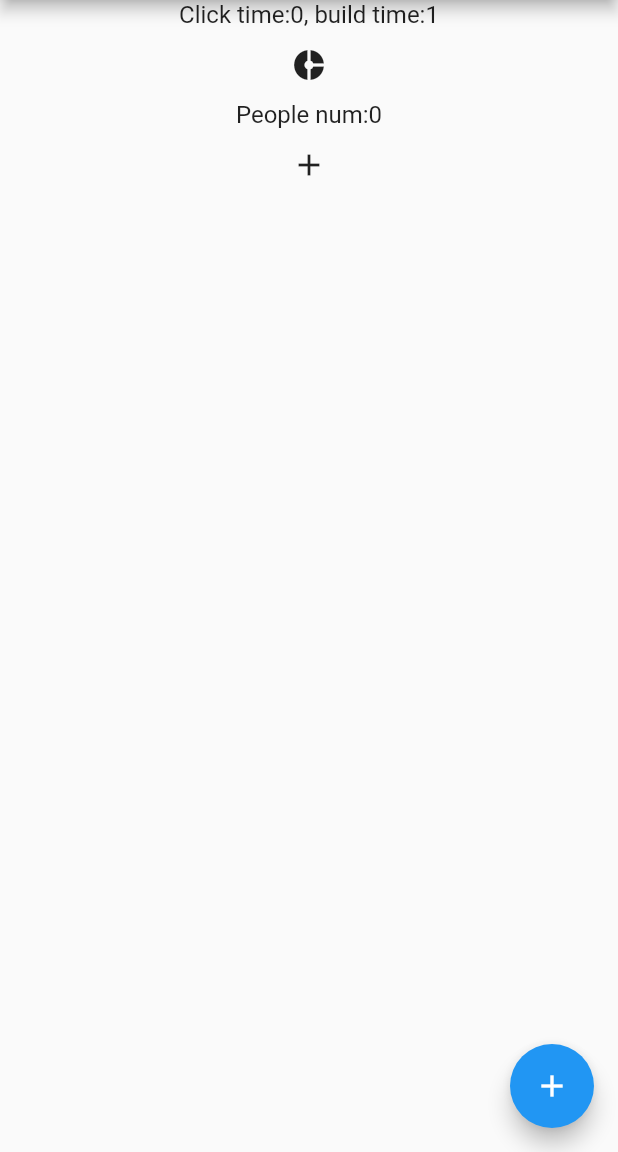
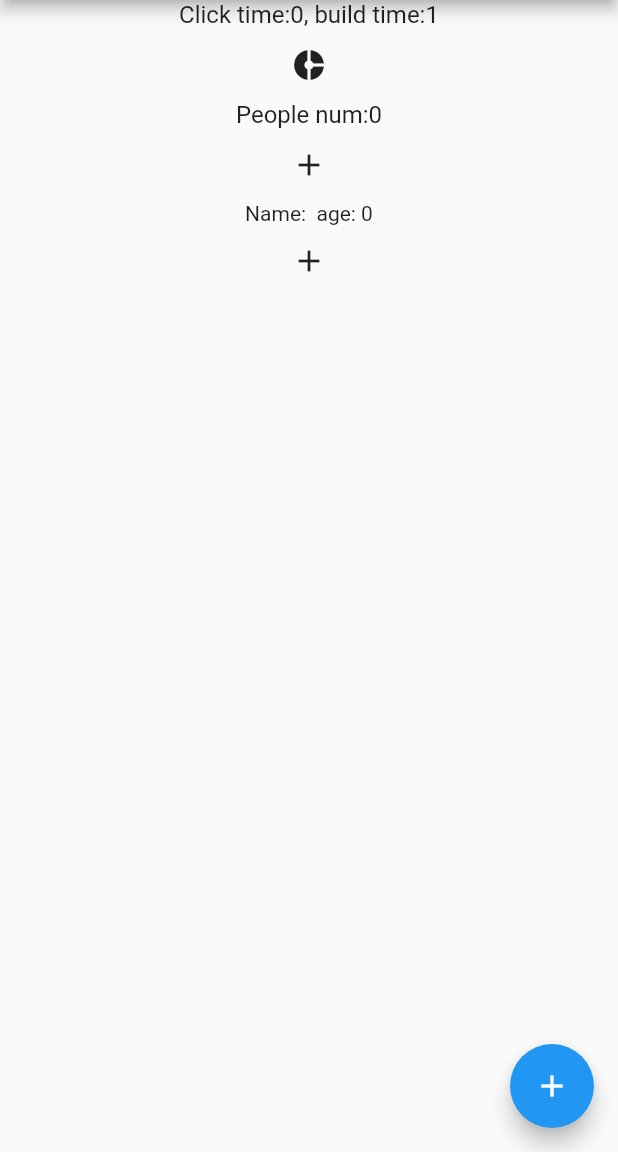
Before and after one commit to RayTao/getx_usage, a Flutter app: the CounterPage screen opened by its route, on a phone screen of 412 x 824 dp, the part 84-1236 px from its top. Run offline on Flutter 3.47's test engine with Material 2 defaults, Android fonts, the phone set to English and light mode, and no system bars; our stand-ins replace get; statements that could not run were skipped.

```diff
--- /dev/null
+++ b/lib/Page/counter/User.dart
@@ -0,0 +1,7 @@
+class User {
+
+  String name;
+  int age;
+
+  User({this.name = '', this.age = 0});
+}
--- a/lib/Page/counter/counter_logic.dart
+++ b/lib/Page/counter/counter_logic.dart
@@ -1,9 +1,11 @@
 import 'package:get/get.dart';
+import 'package:getx_usage/Page/counter/User.dart';
 
 class CounterLogic extends GetxController {
   var count = 0.obs;
   var people = 0.obs;
   var countBuildTime = 0;
+  final user = User().obs;
 
   @override
   void onInit() {
@@ -31,4 +33,12 @@ class CounterLogic extends GetxController {
   addPeople() {
     ++people;
   }
+
+  /// 更新自定义对象的响应类型 user.update或者user(User(name: '', age: 35))
+  updateUser() {
+    user.update((val) {
+      val.name += 'hei';
+      val.age += 1;
+    });
+  }
 }
--- a/lib/Page/counter/counter_view.dart
+++ b/lib/Page/counter/counter_view.dart
@@ -13,7 +13,7 @@ class CounterPage extends StatelessWidget {
       body: Center(
         child: Column(
           children: [
-            Obx(
+            Obx(//使用StreamBuilder会消耗一定内存
               () {
                 logic.countBuildTime++;
                 Widget widget = Text(
@@ -42,6 +42,13 @@ class CounterPage extends StatelessWidget {
               },
               child: const Icon(Icons.add),
             ),
+            Obx(() => Text('Name: ${logic.user.value.name} age: ${logic.user.value.age}')),
+            FlatButton(
+              onPressed: () {
+                logic.updateUser();
+              },
+              child: const Icon(Icons.add),
+            ),
           ],
         ),
       ),
--- /dev/null
+++ b/lib/Page/counter_easy_get/counter_easy_get_state.dart
@@ -0,0 +1,5 @@
+class CounterEasyGetState {
+  CounterEasyGetState() {
+    ///Initialize variables
+  }
+}
--- a/lib/main.dart
+++ b/lib/main.dart
@@ -1,7 +1,5 @@
 import 'package:flutter/material.dart';
 import 'package:get/get_navigation/src/root/get_material_app.dart';
-import 'package:getx_usage/Page/counter/counter_view.dart';
-import 'package:getx_usage/Page/home_widget.dart';
 import 'package:getx_usage/rout_config.dart';
 
 void main() {
--- a/lib/rout_config.dart
+++ b/lib/rout_config.dart
@@ -1,5 +1,5 @@
-import 'package:flutter/material.dart';
 import 'package:get/get_navigation/src/routes/get_route.dart';
+import 'package:getx_usage/Page/counter_easy_get/counter_easy_get_view.dart';
 
 import 'Page/counter/counter_view.dart';
 import 'Page/home_widget.dart';
@@ -25,7 +25,8 @@ class RouteConfig {
   // static final String spanTwo = "/spanOne/spanTwo";
 
   ///GetX 计数器  跨页面交互
-  static final String counterGet = "/counterGet";
+  static final String counterObx = "/counter_Obx";
+  static final String counterBuilder = "/counter_Builder";
   static final String jumpOne = "/jumpOne";
   static final String jumpTwo = "/jumpOne/jumpTwo";
 
@@ -38,7 +39,8 @@ class RouteConfig {
     // GetPage(name: smartDialog, page: () => SmartDialogPage()),
     // GetPage(name: spanOne, page: () => SpanOnePage()),
     // GetPage(name: spanTwo, page: () => SpanTwoPage()),
-    GetPage(name: counterGet, page: () => CounterPage()),
+    GetPage(name: counterObx, page: () => CounterPage()),
+    GetPage(name: counterBuilder, page: () => CounterEasyGetPage()),
     // GetPage(name: jumpOne, page: () => JumpOnePage()),
     // GetPage(name: jumpTwo, page: () => JumpTwoPage()),
   ];
```
Also changed, not shown: lib/Page/counter_easy_get/counter_easy_get_logic.dart (added, +14 -0 lines), lib/Page/counter_easy_get/counter_easy_get_view.dart (added, +37 -0 lines), 1 other file.
